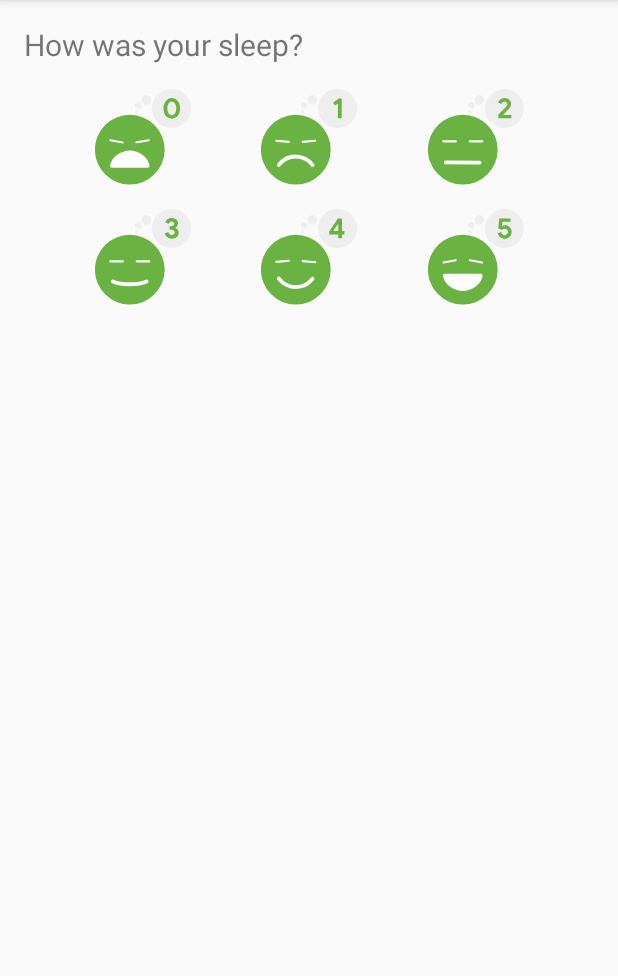
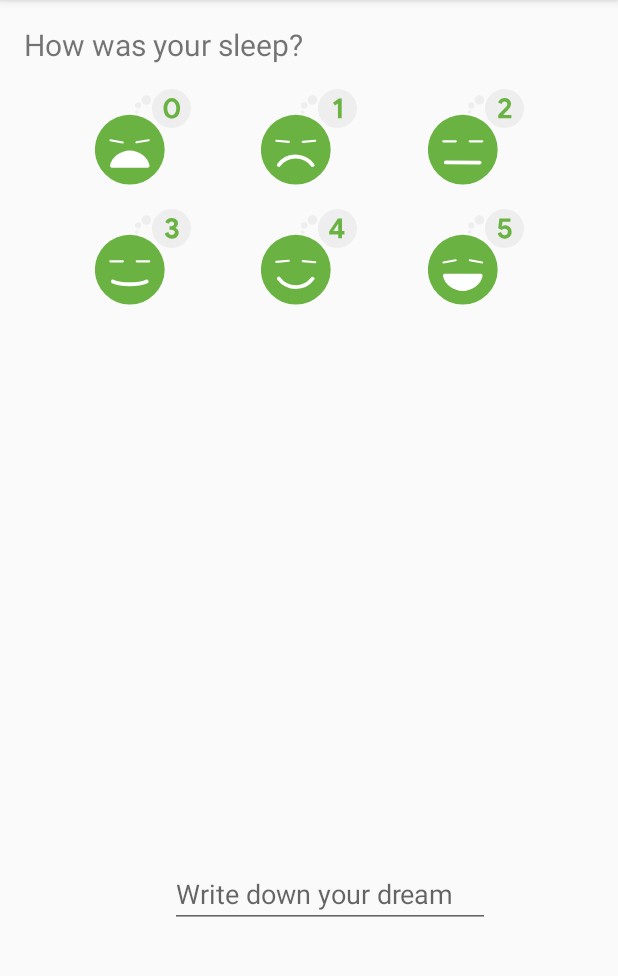
Before and after one commit to coo17/Repository_Cleo, an Android app: the screen it shows after launch (MainActivity), after a tap on "STOP", on a phone screen of 412 x 824 dp, the part 84-1060 px from its top. Run offline under Robolectric (Android 15) with nearby library versions, the phone set to English and light mode, and no system bars; our stand-ins replace Room's generated code, data binding; Roboto replaces fonts that are not available here; 4 statements that could not run were skipped.

Commit message:
W3 Homework Updated

```diff
--- a/Week3/Step.07-Exercise-Record-SleepQuality/app/src/main/java/com/example/android/trackmysleepquality/Util.kt
+++ b/Week3/Step.07-Exercise-Record-SleepQuality/app/src/main/java/com/example/android/trackmysleepquality/Util.kt
@@ -88,6 +88,10 @@ fun formatNights(nights: List<SleepNight>, resources: Resources): Spanned {
                 append("\t${convertLongToDateString(it.endTimeMilli)}<br>")
                 append(resources.getString(R.string.quality))
                 append("\t${convertNumericQualityToString(it.sleepQuality, resources)}<br>")
+                append(resources.getString(R.string.sleep))
+                append("\t${it.sleepInformation}<br>")
+
+
                 append(resources.getString(R.string.hours_slept))
                 // Hours
                 append("\t ${it.endTimeMilli.minus(it.startTimeMilli) / 1000 / 60 / 60}:")
--- a/Week3/Step.07-Exercise-Record-SleepQuality/app/src/main/java/com/example/android/trackmysleepquality/database/SleepDatabase.kt
+++ b/Week3/Step.07-Exercise-Record-SleepQuality/app/src/main/java/com/example/android/trackmysleepquality/database/SleepDatabase.kt
@@ -28,7 +28,7 @@ import androidx.room.RoomDatabase
  * This pattern is pretty much the same for any database,
  * so you can reuse it.
  */
-@Database(entities = [SleepNight::class], version = 1, exportSchema = false)
+@Database(entities = [SleepNight::class], version = 2, exportSchema = false)
 abstract class SleepDatabase : RoomDatabase() {
 
     /**
--- a/Week3/Step.07-Exercise-Record-SleepQuality/app/src/main/java/com/example/android/trackmysleepquality/database/SleepNight.kt
+++ b/Week3/Step.07-Exercise-Record-SleepQuality/app/src/main/java/com/example/android/trackmysleepquality/database/SleepNight.kt
@@ -32,5 +32,8 @@ data class SleepNight(
         var endTimeMilli: Long = startTimeMilli,
 
         @ColumnInfo(name = "quality_rating")
-        var sleepQuality: Int = -1
+        var sleepQuality: Int = -1,
+
+        @ColumnInfo(name = "sleep_information")
+        var sleepInformation: String? = null
 )
--- a/Week3/Step.07-Exercise-Record-SleepQuality/app/src/main/java/com/example/android/trackmysleepquality/sleepquality/SleepQualityFragment.kt
+++ b/Week3/Step.07-Exercise-Record-SleepQuality/app/src/main/java/com/example/android/trackmysleepquality/sleepquality/SleepQualityFragment.kt
@@ -71,6 +71,12 @@ class SleepQualityFragment : Fragment() {
             }
         })
 
+        sleepQualityViewModel.onSetSleepInformation.observe(viewLifecycleOwner,  Observer {
+            if (it == true) {
+                val information = binding.sleepInformation.text.toString()
+                sleepQualityViewModel.onSetSleepInformation(information)
+            }
+        })
 
         //TODO (06) Using the SleepTrackerFragment code as a reference, get the passed in arguments,
         //and get the SleepQualityViewModel and add it to data binding.
--- a/Week3/Step.07-Exercise-Record-SleepQuality/app/src/main/res/layout/fragment_sleep_quality.xml
+++ b/Week3/Step.07-Exercise-Record-SleepQuality/app/src/main/res/layout/fragment_sleep_quality.xml
@@ -126,5 +126,19 @@
             app:srcCompat="@drawable/ic_sleep_5"
             android:onClick="@{() -> sleepQualityViewModel.onSetSleepQuality(5)}"/>
 
+        <EditText
+            android:id="@+id/sleep_information"
+            android:layout_width="wrap_content"
+            android:layout_height="wrap_content"
+            android:ems="10"
+            android:inputType="textPersonName"
+            android:hint="Write down your dream"
+            app:layout_constraintBottom_toBottomOf="parent"
+            app:layout_constraintEnd_toEndOf="parent"
+            app:layout_constraintHorizontal_bias="0.572"
+            app:layout_constraintStart_toStartOf="parent"
+            app:layout_constraintTop_toBottomOf="@+id/quality_four_image"
+            app:layout_constraintVertical_bias="0.712"/>
+
     </androidx.constraintlayout.widget.ConstraintLayout>
 </layout>
--- a/Week3/Step.07-Exercise-Record-SleepQuality/app/src/main/res/values/strings.xml
+++ b/Week3/Step.07-Exercise-Record-SleepQuality/app/src/main/res/values/strings.xml
@@ -39,6 +39,7 @@
     <string name="start_time"><![CDATA[<b>Start:</b>]]></string>
     <string name="end_time"><![CDATA[<b>End:</b>]]></string>
     <string name="quality"><![CDATA[<b>Quality:</b>]]></string>
+    <string name="sleep"><![CDATA[<b>Information:</b>]]></string>
     <string name="hours_slept"><![CDATA[<b>Hours:Minutes:Seconds</b>]]></string>
 
     <!-- Sleep quality strings -->
@@ -52,5 +53,5 @@
 
     <!-- Toast to play after Clear button has been pressed -->
     <string name="cleared_message">All your data is gone forever.</string>
-
+    <string name="sleep_info">Write down your dream</string>
 </resources>
```
Also changed, not shown: Week3/Step.07-Exercise-Record-SleepQuality/app/src/main/java/com/example/android/trackmysleepquality/sleepquality/SleepQualityViewModel.kt (+20 -1 lines), 1 other file.
